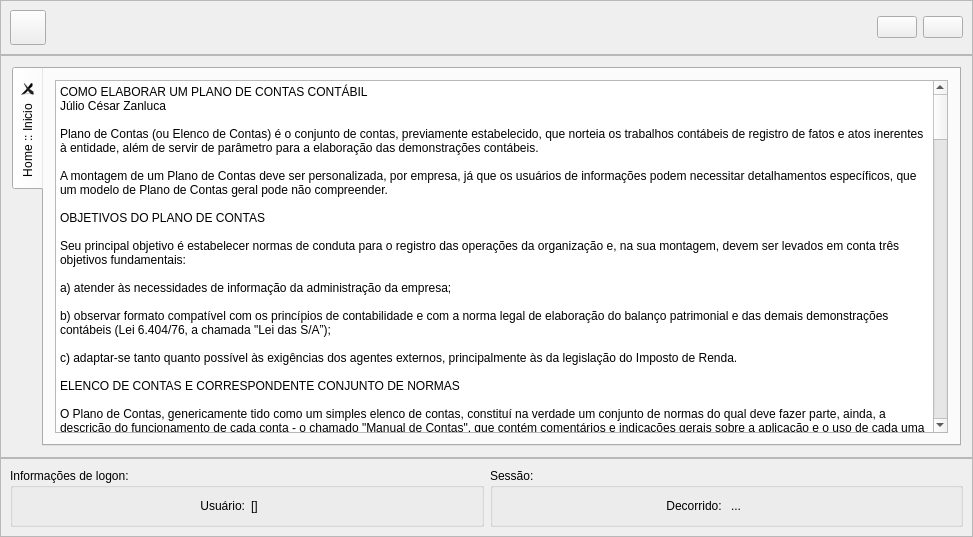
fallomermo/SeverinoToolKit, file principal.ui: the form before one commit.
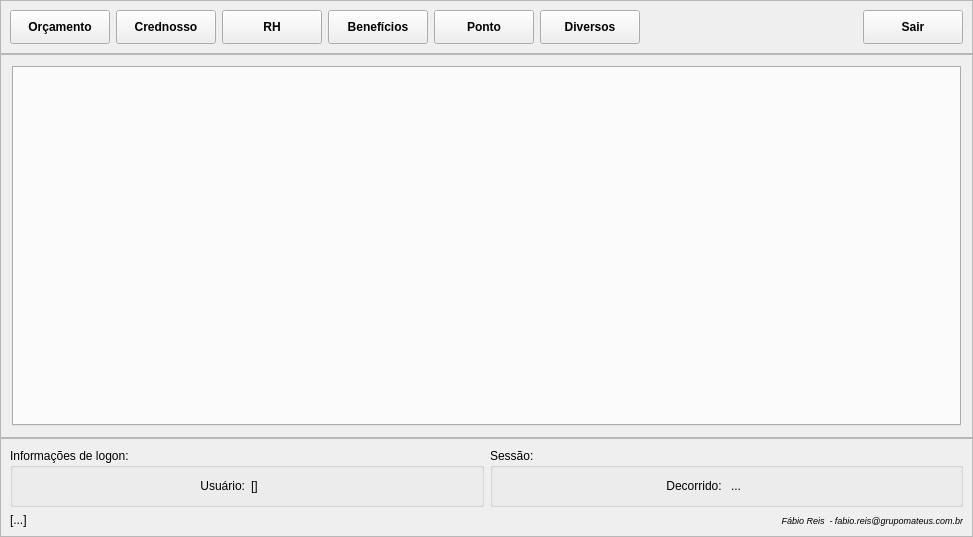
The form after the commit. Icons and pictures are not drawn.

Commit message: Atualização de Ponto de Definição de Backup. Essa é versão mais enxuta do aplicativo.

```diff
--- a/principal.ui
+++ b/principal.ui
@@ -13,6 +13,10 @@
   <property name="windowTitle">
    <string>Severino | Plano de Contas</string>
   </property>
+  <property name="windowIcon">
+   <iconset resource="thema.qrc">
+    <normaloff>:/images/iconeSeverino.png</normaloff>:/images/iconeSeverino.png</iconset>
+  </property>
   <property name="styleSheet">
    <string notr="true"/>
   </property>
@@ -34,6 +38,13 @@
    </property>
    <item row="0" column="0">
     <widget class="QFrame" name="framePanel">
+     <property name="font">
+      <font>
+       <pointsize>9</pointsize>
+       <weight>75</weight>
+       <bold>true</bold>
+      </font>
+     </property>
      <property name="styleSheet">
       <string notr="true"/>
      </property>
@@ -57,13 +68,149 @@
        <number>9</number>
       </property>
       <item>
-       <widget class="QToolButton" name="toolButton">
+       <widget class="QToolButton" name="toolButtonIntegracaoFinanceira">
+        <property name="minimumSize">
+         <size>
+          <width>100</width>
+          <height>34</height>
+         </size>
+        </property>
         <property name="text">
-         <string/>
+         <string>Orçamento</string>
         </property>
         <property name="icon">
          <iconset resource="thema.qrc">
-          <normaloff>:/images/list.png</normaloff>:/images/list.png</iconset>
+          <normaloff>:/images/financeiro.png</normaloff>:/images/financeiro.png</iconset>
+        </property>
+        <property name="iconSize">
+         <size>
+          <width>28</width>
+          <height>28</height>
+         </size>
+        </property>
+        <property name="toolButtonStyle">
+         <enum>Qt::ToolButtonTextBesideIcon</enum>
+        </property>
+       </widget>
+      </item>
+      <item>
+       <widget class="QToolButton" name="toolButtonIntegracaoCrednosso">
+        <property name="minimumSize">
+         <size>
+          <width>100</width>
+          <height>34</height>
+         </size>
+        </property>
+        <property name="text">
+         <string>Crednosso</string>
+        </property>
+        <property name="icon">
+         <iconset resource="thema.qrc">
+          <normaloff>:/images/credinosso_card.png</normaloff>:/images/credinosso_card.png</iconset>
+        </property>
+        <property name="iconSize">
+         <size>
+          <width>28</width>
+          <height>28</height>
+         </size>
+        </property>
+        <property name="toolButtonStyle">
+         <enum>Qt::ToolButtonTextBesideIcon</enum>
+        </property>
+       </widget>
+      </item>
+      <item>
+       <widget class="QToolButton" name="toolButtonIntegracaoRH">
+        <property name="minimumSize">
+         <size>
+          <width>100</width>
+          <height>34</height>
+         </size>
+        </property>
+        <property name="text">
+         <string>RH</string>
+        </property>
+        <property name="icon">
+         <iconset resource="thema.qrc">
+          <normaloff>:/images/grouprh.png</normaloff>:/images/grouprh.png</iconset>
+        </property>
+        <property name="iconSize">
+         <size>
+          <width>28</width>
+          <height>28</height>
+         </size>
+        </property>
+        <property name="toolButtonStyle">
+         <enum>Qt::ToolButtonTextBesideIcon</enum>
+        </property>
+       </widget>
+      </item>
+      <item>
+       <widget class="QToolButton" name="toolButtonBlissBeneficios">
+        <property name="minimumSize">
+         <size>
+          <width>100</width>
+          <height>34</height>
+         </size>
+        </property>
+        <property name="text">
+         <string>Benefícios</string>
+        </property>
+        <property name="icon">
+         <iconset resource="thema.qrc">
+          <normaloff>:/images/newspaper.png</normaloff>:/images/newspaper.png</iconset>
+        </property>
+        <property name="iconSize">
+         <size>
+          <width>28</width>
+          <height>28</height>
+         </size>
+        </property>
+        <property name="toolButtonStyle">
+         <enum>Qt::ToolButtonTextBesideIcon</enum>
+        </property>
+       </widget>
+      </item>
+      <item>
+       <widget class="QToolButton" name="toolButtonControlePonto">
+        <property name="minimumSize">
+         <size>
+          <width>100</width>
+          <height>34</height>
+         </size>
+        </property>
+        <property name="text">
+         <string>Ponto</string>
+        </property>
+        <property name="icon">
+         <iconset resource="thema.qrc">
+          <normaloff>:/images/clock-circular-outline.png</normaloff>:/images/clock-circular-outline.png</iconset>
+        </property>
+        <property name="iconSize">
+         <size>
+          <width>28</width>
+          <height>28</height>
+         </size>
+        </property>
+        <property name="toolButtonStyle">
+         <enum>Qt::ToolButtonTextBesideIcon</enum>
+        </property>
+       </widget>
+      </item>
+      <item>
+       <widget class="QToolButton" name="toolButtonFerramentas">
+        <property name="minimumSize">
+         <size>
+          <width>100</width>
+          <height>34</height>
+         </size>
+        </property>
+        <property name="text">
+         <string>Diversos</string>
+        </property>
+        <property name="icon">
+         <iconset resource="thema.qrc">
+          <normaloff>:/images/tools.png</normaloff>:/images/tools.png</iconset>
         </property>
         <property name="iconSize">
          <size>
@@ -90,50 +237,15 @@
        </spacer>
       </item>
       <item>
-       <widget class="QPushButton" name="botaoAtualizar">
+       <widget class="QToolButton" name="botaoSair">
         <property name="minimumSize">
          <size>
-          <width>0</width>
-          <height>0</height>
-         </size>
-        </property>
-        <property name="maximumSize">
-         <size>
           <width>100</width>
-          <height>16777215</height>
+          <height>34</height>
          </size>
         </property>
         <property name="text">
-         <string/>
-        </property>
-        <property name="icon">
-         <iconset resource="thema.qrc">
-          <normaloff>:/images/folder.png</normaloff>:/images/folder.png</iconset>
-        </property>
-        <property name="iconSize">
-         <size>
-          <width>28</width>
-          <height>28</height>
-         </size>
-        </property>
-       </widget>
-      </item>
-      <item>
-       <widget class="QPushButton" name="botaoSair">
-        <property name="minimumSize">
-         <size>
-          <width>0</width>
-          <height>0</height>
-         </size>
-        </property>
-        <property name="maximumSize">
-         <size>
-          <width>100</width>
-          <height>16777215</height>
-         </size>
-        </property>
-        <property name="text">
-         <string/>
+         <string>Sair</string>
         </property>
         <property name="icon">
          <iconset resource="thema.qrc">
@@ -145,6 +257,9 @@
           <height>28</height>
          </size>
         </property>
+        <property name="toolButtonStyle">
+         <enum>Qt::ToolButtonTextBesideIcon</enum>
+        </property>
        </widget>
       </item>
      </layout>
@@ -179,195 +294,6 @@
         <property name="movable">
          <bool>true</bool>
         </property>
-        <widget class="QWidget" name="tabHome">
-         <attribute name="title">
-          <string>Home :: Inicio</string>
-         </attribute>
-         <layout class="QGridLayout" name="gridLayout_6">
-          <item row="0" column="0">
-           <widget class="QPlainTextEdit" name="plainTextEdit">
-            <property name="documentTitle">
-             <string/>
-            </property>
-            <property name="readOnly">
-             <bool>true</bool>
-            </property>
-            <property name="plainText">
-             <string>COMO ELABORAR UM PLANO DE CONTAS CONTÁBIL
-Júlio César Zanluca
-
-Plano de Contas (ou Elenco de Contas) é o conjunto de contas, previamente estabelecido, que norteia os trabalhos contábeis de registro de fatos e atos inerentes à entidade, além de servir de parâmetro para a elaboração das demonstrações contábeis.
- 
-A montagem de um Plano de Contas deve ser personalizada, por empresa, já que os usuários de informações podem necessitar detalhamentos específicos, que um modelo de Plano de Contas geral pode não compreender.
- 
-OBJETIVOS DO PLANO DE CONTAS
- 
-Seu principal objetivo é estabelecer normas de conduta para o registro das operações da organização e, na sua montagem, devem ser levados em conta três objetivos fundamentais:
- 
-a) atender às necessidades de informação da administração da empresa;
- 
-b) observar formato compatível com os princípios de contabilidade e com a norma legal de elaboração do balanço patrimonial e das demais de­monstrações contábeis (Lei 6.404/76, a chamada &quot;Lei das S/A”);
- 
-c) adaptar-se tanto quanto possível às exigências dos agentes externos, principalmente às da legislação do Imposto de Renda.
- 
-ELENCO DE CONTAS E CORRESPONDENTE CONJUNTO DE NORMAS
- 
-O Plano de Contas, genericamente tido como um simples elenco de contas, constituí na verdade um conjunto de normas do qual deve fazer parte, ainda, a descrição do funcionamento de cada conta - o chamado &quot;Manual de Contas&quot;, que contém comentários e indicações gerais sobre a aplicação e o uso de cada uma das contas (para que serve, o que deve conter e outras informações sobre critérios gerais de contabilização).
- 
-CONTAS DO BALANÇO PATRIMONIAL
- 
-A empresa deve manter escrituração contábil com base na legislação comercial e com observância das Normas Brasileiras de Contabilidade.
- 
-O balanço patrimonial é uma das demonstrações contábeis que visa a evidenciar, de forma sintética, a situação patrimonial da empresa e dos atos e fatos consignados na escrituração contábil.
- 
-Essa demonstração deve ser estruturada de acordo com os preceitos da Lei 6.404/76 (chamada “Lei das S/A”) e segundo os Princípios Fundamentais de Contabilidade.
- 
-Tal estrutura de contas, dentro do conceito legal da própria Lei 6.404/76 (artigos 176 a 182 e artigo 187), em síntese, se compõe de:
-
-Como exemplo, temos a conta &quot;Caixa&quot;, que registrará o dinheiro em espécie (papel-moeda) disponível na tesouraria da empresa. Trata-se de uma conta do Ativo Circulante, subgrupo Disponibilidades.
- 
-Sugiro que o Plano de Contas contenha, no mínimo, 4 (quatro) níveis:
-
-Nível 1:
- 
-Ativo, Passivo, Patrimônio Líquido, Receitas, Custos e Despesas.
-
-Nível 2:
- 
-Ativo: Circulante, Não Circulante / Passivo e Patrimônio Líquido: Circulante, Não Circulante e Patrimônio Líquido. / Receitas: Receita Bruta, Deduções da Receita Bruta, Outras Receitas Operacionais / Custos e Despesas Operacionais.
-
-Nível 3: Contas que evidenciem os grupos a que se referem, como por exemplo:
-
-Nível 1 - Ativo
-Nível 2 - Ativo Circulante
-Nível 3 - Bancos Conta Movimento
-
-Nível 4: Sub-contas que evidenciem o tipo de registro contabilizado, como por exemplo:
-
-Nível 1 - Ativo
-Nível 2 - Ativo Circulante
-Nível 3 - Bancos Conta Movimento
-Nível 4 - Banco A
- 
-Abaixo, segue um exemplo bem simples de uma estrutura de plano de contas em 4 níveis:
- 
-1 ATIVO
-
-1.1 ATIVO CIRCULANTE
-1.1.1 Caixa
-1.1.1.01 Caixa Geral
-1.1.2 Bancos C/Movimento
-1.1.2.01 Banco Alfa
-1.1.3 Contas a Receber
-1.1.3.01 Clientes
-1.1.3.02 Outras Contas a Receber
-1.1.3.09(-) Duplicatas Descontadas
-1.1.4 Estoques
-1.1.4.01 Mercadorias
-1.1.4.02 Produtos Acabados
-1.1.4.03 Insumos
-1.1.4.04 Outros
-
-1.2 NÃO CIRCULANTE
-1.2.1 Contas a Receber
-1.2.1.01 Clientes
-1.2.1.02 Outras Contas
-1.2.2 INVESTIMENTOS
-1.2.2.01 Participações Societárias
-1.2.3 IMOBILIZADO
-1.2.3.01 Terrenos
-1.2.3.02 Construções e Benfeitorias
-1.2.3.03 Máquinas e Ferramentas
-1.2.3.04 Veículos
-1.2.3.05 Móveis
-1.2.3.98 (-) Depreciação Acumulada
-1.2.3.99 (-) Amortização Acumulada
-1.2.4 INTANGÍVEL
-1.2.4.01 Marcas
-1.2.4.02 Softwares
-1.2.4.99 (-) Amortização Acumulada
-
-2 PASSIVO
-
-2.1 CIRCULANTE
-2.1.1 Impostos e Contribuições a Recolher
-2.1.1.01 Simples a Recolher
-2.1.1.02 INSS
-2.1.1.03 FGTS
-2.1.2 Contas a Pagar
-2.1.2.01 Fornecedores
-2.1.2.02 Outras Contas
-2.1.3 Empréstimos Bancários
-2.1.3.01 Banco A - Operação X
-
-2.2 NÃO CIRCULANTE
-2.2.1 Empréstimos Bancários
-2.2.1.01 Banco A - Operação X
-
-2.3 PATRIMÔNIO LÍQUIDO
-2.3.1 Capital Social
-2.3.2.01 Capital Social Subscrito
-2.3.2.02 Capital Social a Realizar
-2.3.2. Reservas
-2.3.2.01 Reservas de Capital
-2.3.2.02 Reservas de Lucros
-2.3.3 Prejuízos Acumulados
-2.3.3.01 Prejuízos Acumulados de Exercícios Anteriores
-2.3.3.02 Prejuízos do Exercício Atual
-
-3 CUSTOS E DESPESAS
-
-3.1 Custos dos Produtos Vendidos
-3.1.1 Custos dos Materiais
-3.1.1.01 Custos dos Materiais Aplicados
-3.1.2 Custos da Mão-de-Obra
-3.1.2.01 Salários
-3.1.2.02 Encargos Sociais
-
-3.2 Custo das Mercadorias Vendidas
-3.2.1 Custo das Mercadorias
-3.2.1.01 Custo das Mercadorias Vendidas
-
-3.3 Custo dos Serviços Prestados
-3.3.1 Custo dos Serviços
-3.3.1.01 Materiais Aplicados
-3.3.1.02 Mão-de-Obra
-3.3.1.03 Encargos Sociais
-
-3.4 Despesas Operacionais
-3.4.1 Despesas Gerais
-3. 4.1.01 Mão-de-Obra
-3.4.1.02 Encargos Sociais
-3.4.1.03 Aluguéis
-
-3.5 Perdas de Capital
-3.5.1 Baixa de Bens do Ativo Não Circulante
-3.5.1.01 Custos de Alienação de Investimentos
-3.5.1.02 Custos de Alienação do Imobilizado
-
-4 RECEITAS
-
-4.1 Receita Líquida
-4.1.1 Receita Bruta de Vendas
-4.1.1.01 De Mercadorias
-4.1.1.02 De Produtos
-4.1.1.03 De Serviços Prestados
-4.1.2 Deduções da Receita Bruta
-4.1.2.01 Devoluções
-4.1.2.02 Serviços Cancelados
-
-4.2 Outras Receitas Operacionais
-4.2.1 Vendas de Ativos Não Circulantes
-4.2.1.01 Receitas de Alienação de Investimentos
-4.2.1.02 Receitas de Alienação do Imobilizado</string>
-            </property>
-            <property name="centerOnScroll">
-             <bool>false</bool>
-            </property>
-           </widget>
-          </item>
-         </layout>
-        </widget>
        </widget>
       </item>
      </layout>
@@ -394,38 +320,6 @@
       <property name="bottomMargin">
        <number>9</number>
       </property>
-      <item row="0" column="0">
-       <widget class="QGroupBox" name="groupBox_InfoUsuario">
-        <property name="title">
-         <string>Informações de logon:</string>
-        </property>
-        <layout class="QGridLayout" name="gridLayout_3">
-         <property name="rightMargin">
-          <number>9</number>
-         </property>
-         <item row="0" column="0">
-          <widget class="QLabel" name="label_DescricaoUsuario">
-           <property name="text">
-            <string>Usuário:</string>
-           </property>
-           <property name="alignment">
-            <set>Qt::AlignRight|Qt::AlignTrailing|Qt::AlignVCenter</set>
-           </property>
-          </widget>
-         </item>
-         <item row="0" column="1">
-          <widget class="QLabel" name="campoUsuario">
-           <property name="font">
-            <font/>
-           </property>
-           <property name="text">
-            <string>[]</string>
-           </property>
-          </widget>
-         </item>
-        </layout>
-       </widget>
-      </item>
       <item row="0" column="1">
        <widget class="QGroupBox" name="groupBox_Sessao">
         <property name="title">
@@ -464,6 +358,61 @@
         </layout>
        </widget>
       </item>
+      <item row="0" column="0">
+       <widget class="QGroupBox" name="groupBox_InfoUsuario">
+        <property name="title">
+         <string>Informações de logon:</string>
+        </property>
+        <layout class="QGridLayout" name="gridLayout_3">
+         <property name="rightMargin">
+          <number>9</number>
+         </property>
+         <item row="0" column="0">
+          <widget class="QLabel" name="label_DescricaoUsuario">
+           <property name="text">
+            <string>Usuário:</string>
+           </property>
+           <property name="alignment">
+            <set>Qt::AlignRight|Qt::AlignTrailing|Qt::AlignVCenter</set>
+           </property>
+          </widget>
+         </item>
+         <item row="0" column="1">
+          <widget class="QLabel" name="campoUsuario">
+           <property name="font">
+            <font/>
+           </property>
+           <property name="text">
+            <string>[]</string>
+           </property>
+          </widget>
+         </item>
+        </layout>
+       </widget>
+      </item>
+      <item row="1" column="1">
+       <widget class="QLabel" name="statusDevelop">
+        <property name="font">
+         <font>
+          <pointsize>7</pointsize>
+          <italic>true</italic>
+         </font>
+        </property>
+        <property name="text">
+         <string>Fábio Reis  - fabio.reis@grupomateus.com.br</string>
+        </property>
+        <property name="alignment">
+         <set>Qt::AlignRight|Qt::AlignTrailing|Qt::AlignVCenter</set>
+        </property>
+       </widget>
+      </item>
+      <item row="1" column="0">
+       <widget class="QLabel" name="statusAplicacao">
+        <property name="text">
+         <string>[...]</string>
+        </property>
+       </widget>
+      </item>
      </layout>
     </widget>
    </item>
```
Left out of the diff: 10 changed lines with no effect on the pictures. The commit also changes 95 other files.
